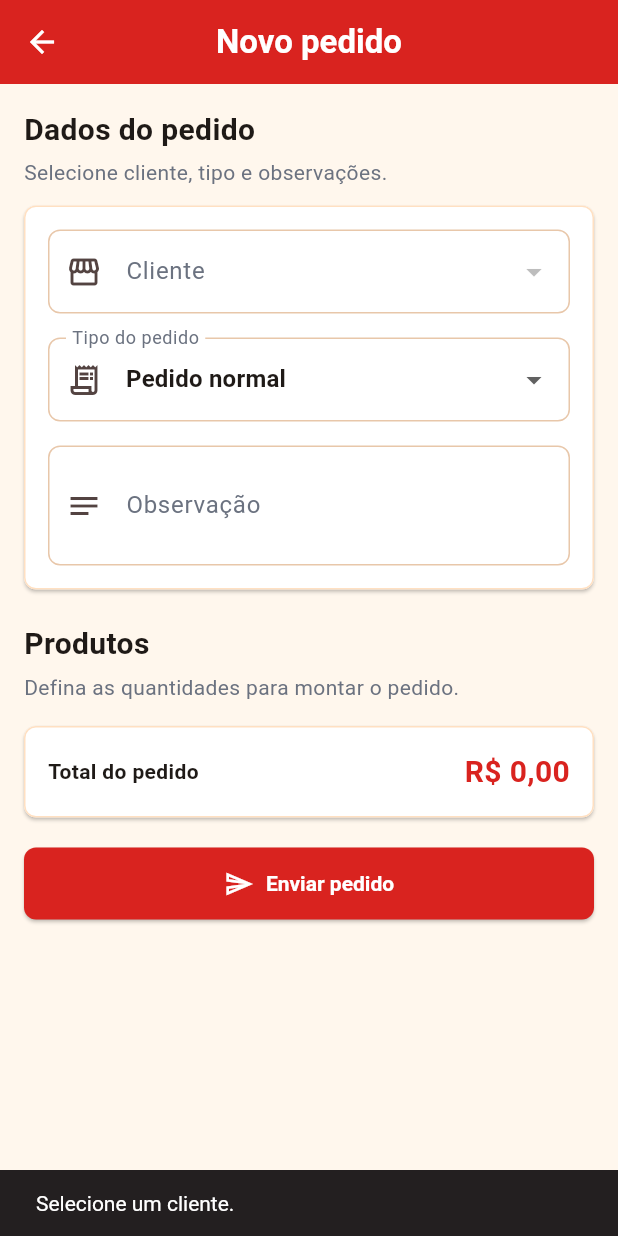
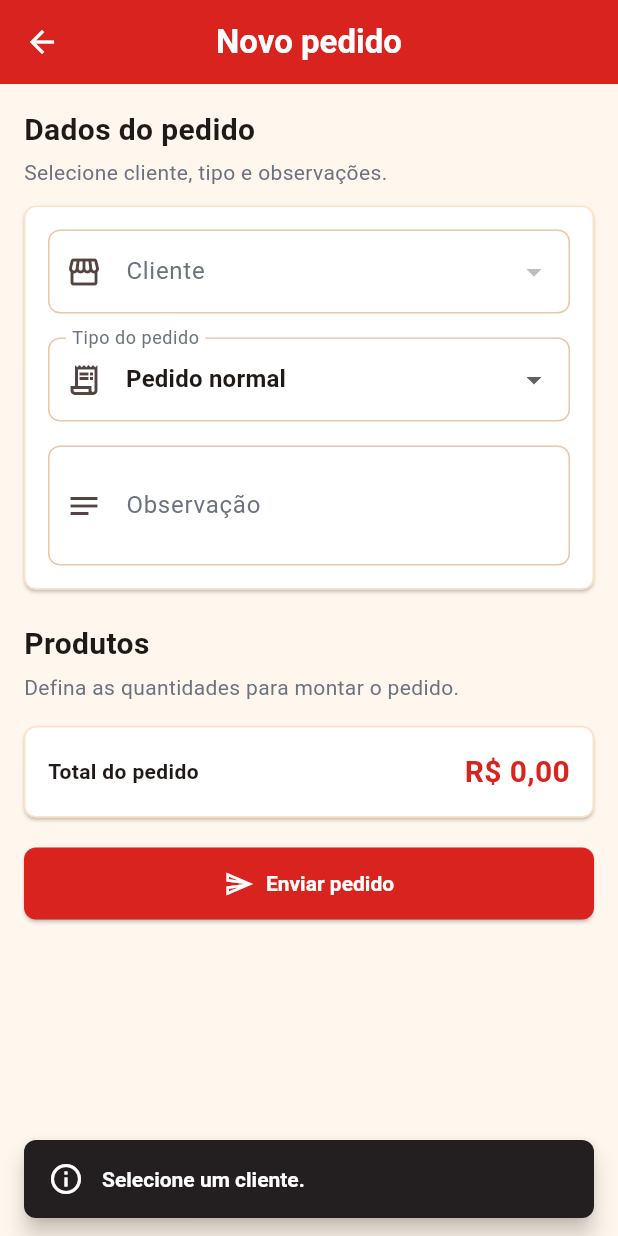
Before and after one commit to KaueMagnus/biscoitos-kaue-mobile, a Flutter app: the NovoPedidoScreen screen opened directly, after a tap on "Enviar pedido", on a phone screen of 412 x 824 dp. Run offline on Flutter 3.47's test engine with Material 3 defaults, Android fonts, the phone set to English and light mode, and no system bars; our stand-ins replace dio, shared_preferences; accounts and stored records are empty; network calls fail.

Commit message:
fix: standardize mobile snackbar feedback

```diff
--- a/lib/screens/clientes/clientes_screen.dart
+++ b/lib/screens/clientes/clientes_screen.dart
@@ -5,6 +5,7 @@ import '../../core/theme/app_theme.dart';
 import '../../models/cliente.dart';
 import '../../providers/cliente_provider.dart';
 import '../../widgets/app_card.dart';
+import '../../widgets/app_snack_bar.dart';
 import '../../widgets/section_title.dart';
 import 'novo_cliente_screen.dart';
 
@@ -67,9 +68,7 @@ class _ClientesScreenState extends State<ClientesScreen> {
 
       if (!mounted) return;
 
-      ScaffoldMessenger.of(context).showSnackBar(
-        const SnackBar(content: Text('Cliente cadastrado com sucesso.')),
-      );
+      AppSnackBar.showSuccess(context, 'Cliente cadastrado com sucesso!');
     }
   }
 
--- a/lib/screens/pedidos/novo_pedido_screen.dart
+++ b/lib/screens/pedidos/novo_pedido_screen.dart
@@ -11,6 +11,7 @@ import '../../providers/cliente_provider.dart';
 import '../../providers/pedido_provider.dart';
 import '../../providers/produto_provider.dart';
 import '../../widgets/app_card.dart';
+import '../../widgets/app_snack_bar.dart';
 import '../../widgets/primary_button.dart';
 import '../../widgets/section_title.dart';
 
@@ -151,17 +152,18 @@ class _NovoPedidoScreenState extends State<NovoPedidoScreen> {
     if (!mounted) return;
 
     if (sucesso) {
-      _mostrarMensagem('Pedido criado com sucesso.');
+      AppSnackBar.showSuccess(context, 'Pedido enviado com sucesso!');
       Navigator.of(context).pop();
     } else {
-      _mostrarMensagem(pedidoProvider.errorMessage ?? 'Erro ao criar pedido.');
+      AppSnackBar.showError(
+        context,
+        pedidoProvider.errorMessage ?? 'Erro ao enviar pedido.',
+      );
     }
   }
 
   void _mostrarMensagem(String mensagem) {
-    ScaffoldMessenger.of(
-      context,
-    ).showSnackBar(SnackBar(content: Text(mensagem)));
+    AppSnackBar.showInfo(context, mensagem);
   }
 
   @override
--- /dev/null
+++ b/lib/widgets/app_snack_bar.dart
@@ -0,0 +1,68 @@
+import 'package:flutter/material.dart';
+
+import '../core/theme/app_theme.dart';
+
+class AppSnackBar {
+  const AppSnackBar._();
+
+  static void showSuccess(BuildContext context, String message) {
+    _show(
+      context,
+      message: message,
+      icon: Icons.check_circle_outline,
+      backgroundColor: AppTheme.successGreen,
+    );
+  }
+
+  static void showError(BuildContext context, String message) {
+    _show(
+      context,
+      message: message,
+      icon: Icons.error_outline,
+      backgroundColor: AppTheme.cancelRed,
+    );
+  }
+
+  static void showInfo(BuildContext context, String message) {
+    _show(
+      context,
+      message: message,
+      icon: Icons.info_outline,
+      backgroundColor: AppTheme.brandBlack,
+    );
+  }
+
+  static void _show(
+    BuildContext context, {
+    required String message,
+    required IconData icon,
+    required Color backgroundColor,
+  }) {
+    final messenger = ScaffoldMessenger.of(context);
+
+    messenger.hideCurrentSnackBar();
+    messenger.showSnackBar(
+      SnackBar(
+        content: Row(
+          children: [
+            Icon(icon, color: Colors.white),
+            const SizedBox(width: 12),
+            Expanded(
+              child: Text(
+                message,
+                style: const TextStyle(
+                  color: Colors.white,
+                  fontWeight: FontWeight.bold,
+                ),
+              ),
+            ),
+          ],
+        ),
+        backgroundColor: backgroundColor,
+        behavior: SnackBarBehavior.floating,
+        margin: const EdgeInsets.symmetric(horizontal: 16, vertical: 12),
+        shape: RoundedRectangleBorder(borderRadius: BorderRadius.circular(8)),
+      ),
+    );
+  }
+}
```
Also changed, not shown: lib/screens/auth/login_screen.dart (+4 -4 lines), lib/screens/clientes/novo_cliente_screen.dart (+4 -6 lines).
